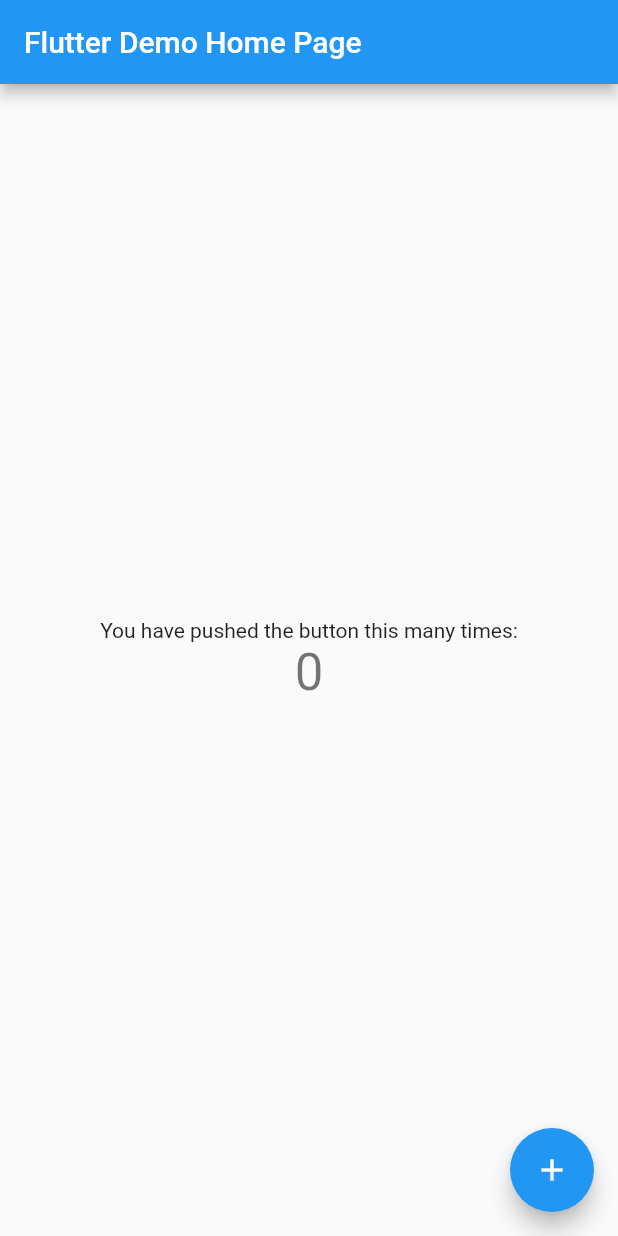
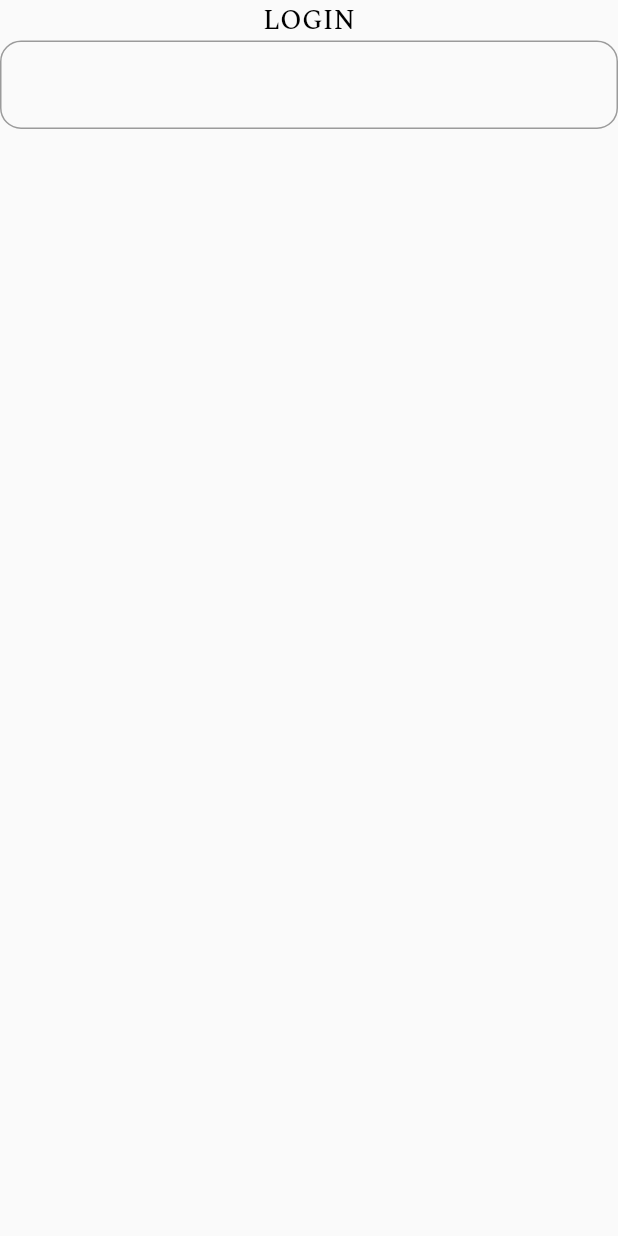
Before and after one commit to PushparajManickam/login, a Flutter app: the screen it shows after launch, on a phone screen of 412 x 824 dp. Run offline on Flutter 3.47's test engine with Material 2 defaults, Android fonts, the phone set to English and light mode, and no system bars; our stand-ins replace google_fonts.

Commit message:
Global border

```diff
--- a/lib/main.dart
+++ b/lib/main.dart
@@ -1,115 +1,24 @@
 import 'package:flutter/material.dart';
+import 'package:login/utils/my_colors.dart';
+
+import 'screens/login_screen.dart';
 
 void main() {
   runApp(const MyApp());
 }
 
 class MyApp extends StatelessWidget {
-  const MyApp({super.key});
-
-  // This widget is the root of your application.
+  const MyApp({Key? key}) : super(key: key);
   @override
   Widget build(BuildContext context) {
     return MaterialApp(
-      title: 'Flutter Demo',
       theme: ThemeData(
-        // This is the theme of your application.
-        //
-        // Try running your application with "flutter run". You'll see the
-        // application has a blue toolbar. Then, without quitting the app, try
-        // changing the primarySwatch below to Colors.green and then invoke
-        // "hot reload" (press "r" in the console where you ran "flutter run",
-        // or simply save your changes to "hot reload" in a Flutter IDE).
-        // Notice that the counter didn't reset back to zero; the application
-        // is not restarted.
-        primarySwatch: Colors.blue,
+        colorScheme: ColorScheme.fromSwatch(
+          primarySwatch: MyColor.appColor,
+        ),
       ),
-      home: const MyHomePage(title: 'Flutter Demo Home Page'),
+      debugShowCheckedModeBanner: false,
+      home: const LoginScreen(),
     );
   }
 }
-
-class MyHomePage extends StatefulWidget {
-  const MyHomePage({super.key, required this.title});
-
-  // This widget is the home page of your application. It is stateful, meaning
-  // that it has a State object (defined below) that contains fields that affect
-  // how it looks.
-
-  // This class is the configuration for the state. It holds the values (in this
-  // case the title) provided by the parent (in this case the App widget) and
-  // used by the build method of the State. Fields in a Widget subclass are
-  // always marked "final".
-
-  final String title;
-
-  @override
-  State<MyHomePage> createState() => _MyHomePageState();
-}
-
-class _MyHomePageState extends State<MyHomePage> {
-  int _counter = 0;
-
-  void _incrementCounter() {
-    setState(() {
-      // This call to setState tells the Flutter framework that something has
-      // changed in this State, which causes it to rerun the build method below
-      // so that the display can reflect the updated values. If we changed
-      // _counter without calling setState(), then the build method would not be
-      // called again, and so nothing would appear to happen.
-      _counter++;
-    });
-  }
-
-  @override
-  Widget build(BuildContext context) {
-    // This method is rerun every time setState is called, for instance as done
-    // by the _incrementCounter method above.
-    //
-    // The Flutter framework has been optimized to make rerunning build methods
-    // fast, so that you can just rebuild anything that needs updating rather
-    // than having to individually change instances of widgets.
-    return Scaffold(
-      appBar: AppBar(
-        // Here we take the value from the MyHomePage object that was created by
-        // the App.build method, and use it to set our appbar title.
-        title: Text(widget.title),
-      ),
-      body: Center(
-        // Center is a layout widget. It takes a single child and positions it
-        // in the middle of the parent.
-        child: Column(
-          // Column is also a layout widget. It takes a list of children and
-          // arranges them vertically. By default, it sizes itself to fit its
-          // children horizontally, and tries to be as tall as its parent.
-          //
-          // Invoke "debug painting" (press "p" in the console, choose the
-          // "Toggle Debug Paint" action from the Flutter Inspector in Android
-          // Studio, or the "Toggle Debug Paint" command in Visual Studio Code)
-          // to see the wireframe for each widget.
-          //
-          // Column has various properties to control how it sizes itself and
-          // how it positions its children. Here we use mainAxisAlignment to
-          // center the children vertically; the main axis here is the vertical
-          // axis because Columns are vertical (the cross axis would be
-          // horizontal).
-          mainAxisAlignment: MainAxisAlignment.center,
-          children: <Widget>[
-            const Text(
-              'You have pushed the button this many times:',
-            ),
-            Text(
-              '$_counter',
-              style: Theme.of(context).textTheme.headline4,
-            ),
-          ],
-        ),
-      ),
-      floatingActionButton: FloatingActionButton(
-        onPressed: _incrementCounter,
-        tooltip: 'Increment',
-        child: const Icon(Icons.add),
-      ), // This trailing comma makes auto-formatting nicer for build methods.
-    );
-  }
-}
--- /dev/null
+++ b/lib/screens/login_screen.dart
@@ -0,0 +1,36 @@
+import 'package:flutter/material.dart';
+import 'package:login/utils/my_global_declaration.dart';
+import 'package:login/utils/my_textstyle.dart';
+
+class LoginScreen extends StatefulWidget {
+  const LoginScreen({super.key});
+
+  @override
+  State<LoginScreen> createState() => _LoginScreenState();
+}
+
+class _LoginScreenState extends State<LoginScreen> {
+  final TextEditingController _userIDController = TextEditingController();
+  @override
+  Widget build(BuildContext context) {
+    return SafeArea(
+      child: Scaffold(
+        resizeToAvoidBottomInset: false,
+        body: Column(
+          mainAxisAlignment: MainAxisAlignment.start,
+          children: [
+            Text(
+              "LOGIN",
+              style: MyTextField.titleTextStyle,
+            ),
+            TextFormField(
+              controller: _userIDController,
+              decoration:
+                  InputDecoration(border: MyGlobalDeclaration.textfieldBorder),
+            )
+          ],
+        ),
+      ),
+    );
+  }
+}
--- /dev/null
+++ b/lib/utils/my_colors.dart
@@ -0,0 +1,16 @@
+
+import 'package:flutter/material.dart';
+
+class MyColor {
+  static MaterialColor appColor = const MaterialColor(
+    0xFFA020F0,
+    <int, Color>{
+      100: Color(0xFFEA80FC),
+      200: Color(0xFFE040FB),
+      400: Color(0xFFD500F9),
+      700: Color(0xFFAA00FF),
+    },
+  );
+  static const blackColor = Color(0xFF000000);
+  static const whiteColor = Color(0xFFFFFFFF);
+}
--- /dev/null
+++ b/lib/utils/my_constant.dart
@@ -0,0 +1,12 @@
+import 'package:flutter/material.dart';
+
+class MyConstants extends InheritedWidget {
+  static MyConstants? of(BuildContext context) => context.dependOnInheritedWidgetOfExactType<MyConstants>();
+
+  const MyConstants({required Widget child, required Key key}): super(key: key, child: child);
+
+  final String successMessage = 'Some message';
+
+  @override
+  bool updateShouldNotify(MyConstants oldWidget) => false;
+}
--- /dev/null
+++ b/lib/utils/my_global_declaration.dart
@@ -0,0 +1,20 @@
+import 'package:flutter/material.dart';
+import 'package:login/utils/my_colors.dart';
+
+class MyGlobalDeclaration {
+  static BorderRadiusGeometry textfieldBorderRadius = const BorderRadius.all(
+    Radius.circular(
+      14,
+    ),
+  );
+  static InputBorder textfieldBorder = const OutlineInputBorder(
+    borderSide: BorderSide(
+      color: MyColor.whiteColor,
+    ),
+    borderRadius: BorderRadius.all(
+      Radius.circular(
+        14,
+      ),
+    ),
+  );
+}
--- /dev/null
+++ b/lib/utils/my_textstyle.dart
@@ -0,0 +1,16 @@
+import 'package:flutter/material.dart';
+import 'package:google_fonts/google_fonts.dart';
+import 'package:login/utils/my_colors.dart';
+
+class MyTextField {
+  static const double smallSize = 12;
+  static const double defaultSize = 14;
+  static const double normalSize = 16;
+  static const double largeSize = 18;
+  static const double veryLargeSize = 16;
+  static TextStyle titleTextStyle = GoogleFonts.spectral(
+    color: MyColor.blackColor,
+    fontSize: largeSize,
+    fontWeight: FontWeight.w500,
+  );
+}
```
Also changed, not shown: pubspec.yaml (+4 -12 lines), pubspec.lock, 2 other files.
